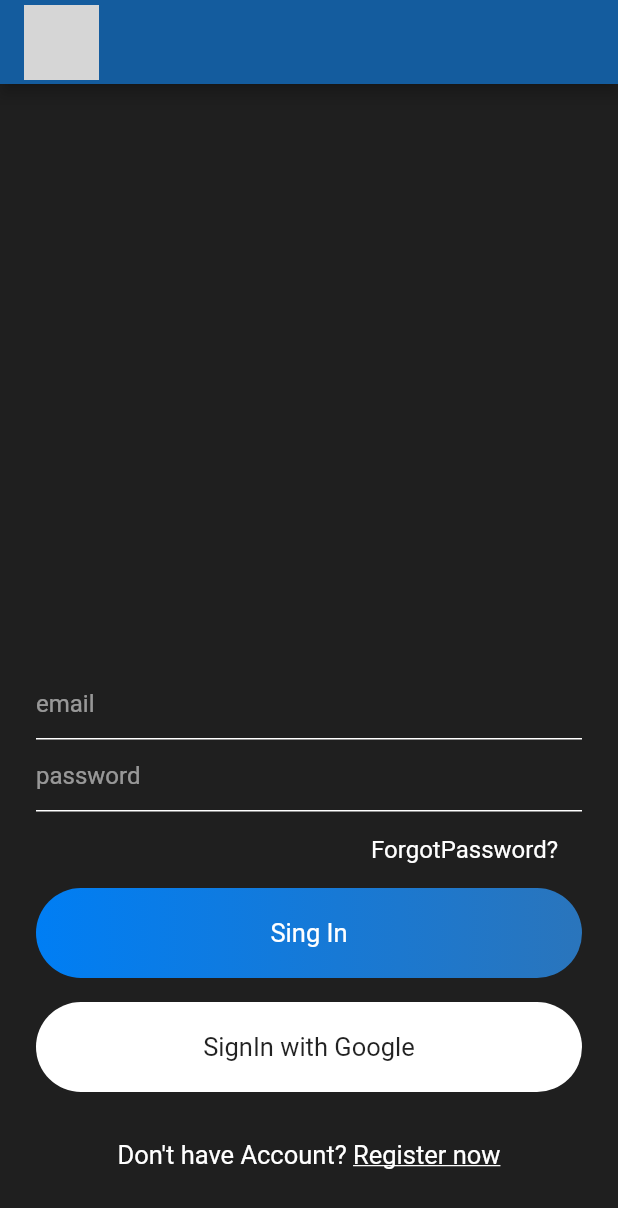
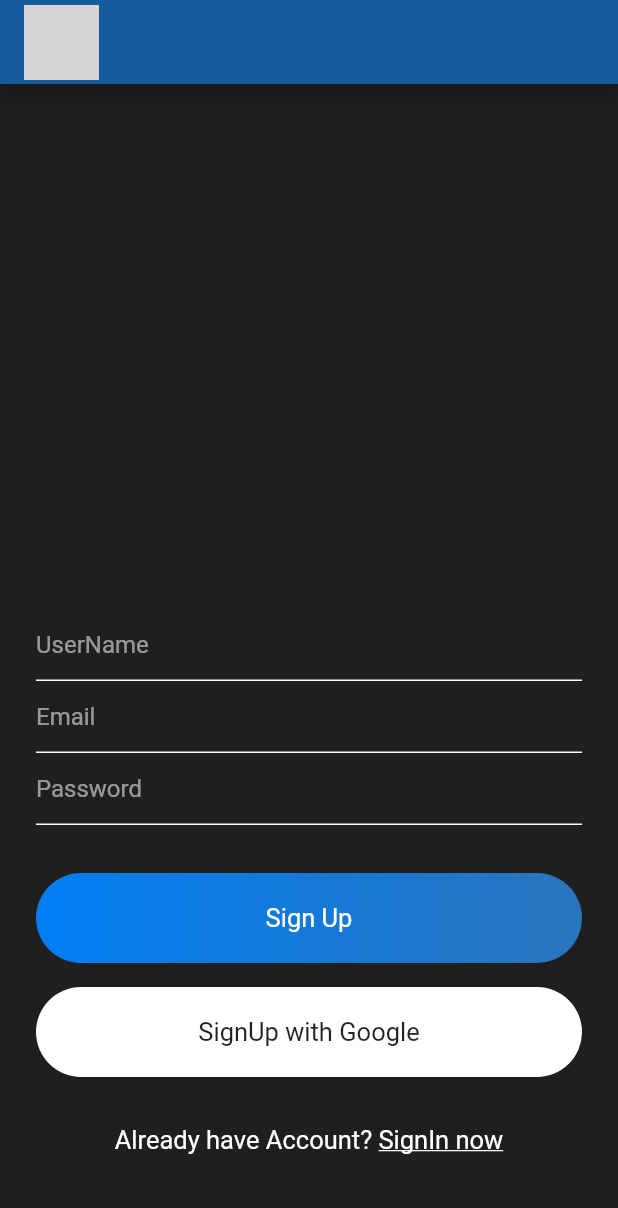
Before and after one commit to TumeloKg/MesengerApp, a Flutter app: the screen it shows after launch, on a phone screen of 412 x 824 dp. Shown: the top 1208 px of the screen. Run offline on Flutter 3.47's test engine with Material 2 defaults, Android fonts, the phone set to English and light mode, and no system bars; grey boxes are pictures that could not be loaded.

```diff
--- a/lib/main.dart
+++ b/lib/main.dart
@@ -1,5 +1,6 @@
 import 'package:flutter/material.dart';
-import 'package:messenger_app/views/signin.dart';
+//import 'package:messenger_app/views/signin.dart';
+import 'package:messenger_app/views/signup.dart';
 
 void main() {
   runApp(MyApp());
@@ -18,7 +19,7 @@ class MyApp extends StatelessWidget {
         primarySwatch: Colors.blue,
         visualDensity: VisualDensity.adaptivePlatformDensity,
       ),
-      home: SignIn(),
+      home: SignUp(),
     );
   }
 }
--- a/lib/views/signin.dart
+++ b/lib/views/signin.dart
@@ -22,11 +22,11 @@ class _SignInState extends State<SignIn> {
               children: [
                 TextField(
                   style: simpleTextStyle(),
-                  decoration: textFieldInputDecoration("email"),
+                  decoration: textFieldInputDecoration("Email"),
                 ),
                 TextField(
                   style: simpleTextStyle(),
-                  decoration: textFieldInputDecoration("password"),
+                  decoration: textFieldInputDecoration("Password"),
                 ),
                 SizedBox(
                   height: 8,
@@ -97,7 +97,7 @@ class _SignInState extends State<SignIn> {
                   ],
                 ),
                 SizedBox(
-                  height: 50,
+                  height: 60,
                 ),
               ],
             ),
--- a/lib/views/signup.dart
+++ b/lib/views/signup.dart
@@ -0,0 +1,113 @@
+import 'package:flutter/material.dart';
+import 'package:messenger_app/widgets/widgets.dart';
+
+class SignUp extends StatefulWidget {
+  @override
+  _SignUpState createState() => _SignUpState();
+}
+
+class _SignUpState extends State<SignUp> {
+  TextEditingController userNameTextEditingController =
+      new TextEditingController();
+  TextEditingController emailTextEditingController =
+      new TextEditingController();
+  TextEditingController passwordTextEditingController =
+      new TextEditingController();
+
+  @override
+  Widget build(BuildContext context) {
+    return Scaffold(
+      appBar: appBarMain(context),
+      body: SingleChildScrollView(
+        child: Container(
+          height: MediaQuery.of(context).size.height - 50,
+          alignment: Alignment.bottomCenter,
+          child: Container(
+            padding: EdgeInsets.symmetric(horizontal: 24),
+            child: Column(
+              mainAxisSize: MainAxisSize.min,
+              children: [
+                TextField(
+                  controller: userNameTextEditingController,
+                  style: simpleTextStyle(),
+                  decoration: textFieldInputDecoration("UserName"),
+                ),
+                TextField(
+                  controller: emailTextEditingController,
+                  style: simpleTextStyle(),
+                  decoration: textFieldInputDecoration("Email"),
+                ),
+                TextField(
+                  controller: passwordTextEditingController,
+                  style: simpleTextStyle(),
+                  decoration: textFieldInputDecoration("Password"),
+                ),
+                SizedBox(
+                  height: 16,
+                ),
+                SizedBox(
+                  height: 16,
+                ),
+                Container(
+                  alignment: Alignment.center,
+                  width: MediaQuery.of(context).size.width,
+                  padding: EdgeInsets.symmetric(vertical: 20),
+                  decoration: BoxDecoration(
+                      gradient: LinearGradient(colors: [
+                        const Color(0xff007EF4),
+                        const Color(0xff2A75BC)
+                      ]),
+                      borderRadius: BorderRadius.circular(30)),
+                  child: Text(
+                    "Sign Up",
+                    style: mediumTextStyle(),
+                  ),
+                ),
+                SizedBox(
+                  height: 16,
+                ),
+                Container(
+                  alignment: Alignment.center,
+                  width: MediaQuery.of(context).size.width,
+                  padding: EdgeInsets.symmetric(vertical: 20),
+                  decoration: BoxDecoration(
+                      color: Colors.white,
+                      borderRadius: BorderRadius.circular(30)),
+                  child: Text(
+                    "SignUp with Google",
+                    style: TextStyle(color: Colors.black87, fontSize: 17),
+                  ),
+                ),
+                SizedBox(
+                  height: 16,
+                ),
+                SizedBox(
+                  height: 16,
+                ),
+                Row(
+                  mainAxisAlignment: MainAxisAlignment.center,
+                  children: [
+                    Text(
+                      "Already have Account? ",
+                      style: mediumTextStyle(),
+                    ),
+                    Text(
+                      "SignIn now",
+                      style: TextStyle(
+                          color: Colors.white,
+                          fontSize: 17,
+                          decoration: TextDecoration.underline),
+                    )
+                  ],
+                ),
+                SizedBox(
+                  height: 60,
+                ),
+              ],
+            ),
+          ),
+        ),
+      ),
+    );
+  }
+}
```
Also changed, not shown: 3 other files.
